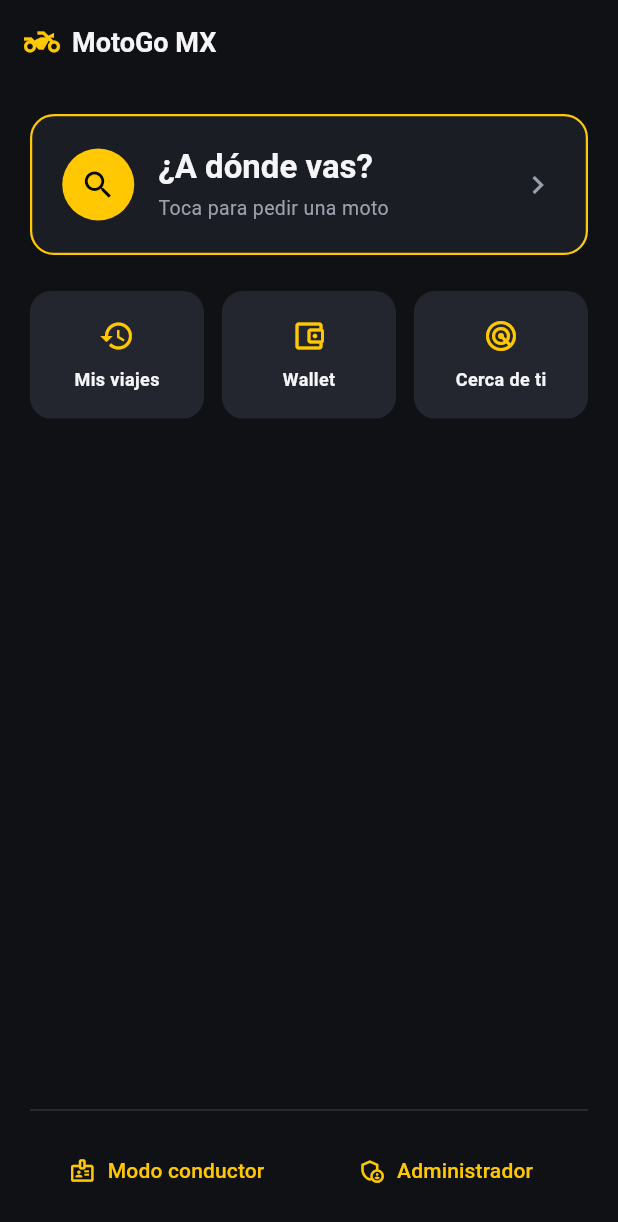
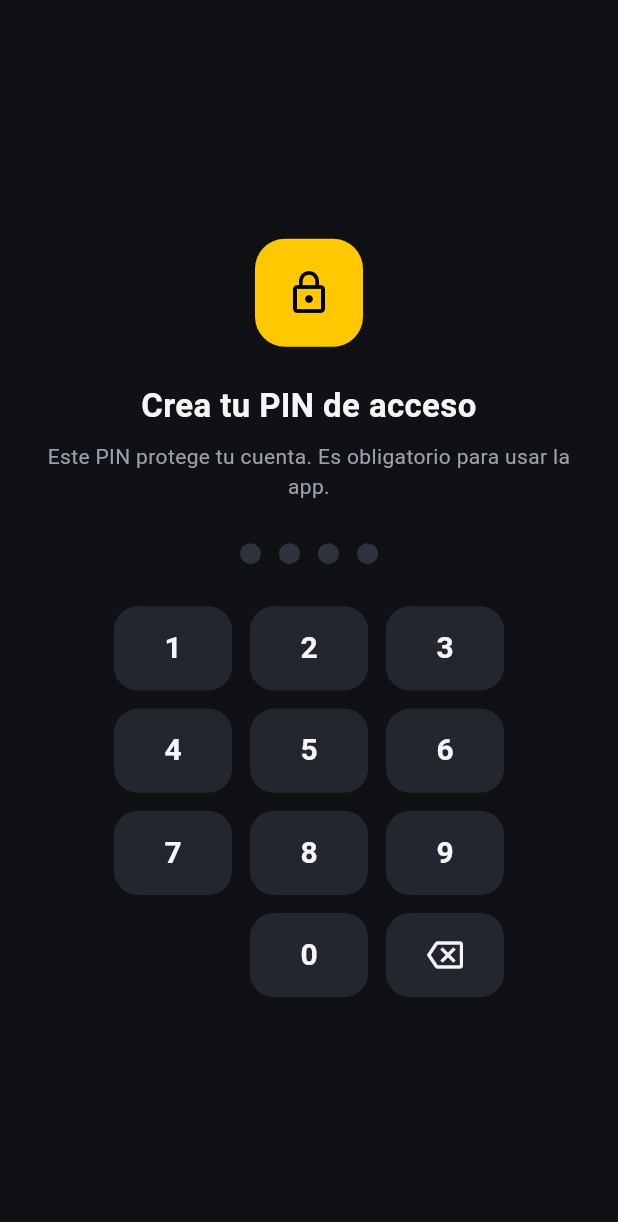
Before and after one commit to ja121680-lang/MOTO-MX, a Flutter app: the screen it shows after launch, on a phone screen of 412 x 824 dp. Shown: the top 1222 px of the screen. Run offline on Flutter 3.47's test engine with Material 3 defaults, Android fonts, the phone set to English and light mode, and no system bars; our stand-ins replace geolocator, local_auth, shared_preferences, supabase_flutter; accounts and stored records are empty.

Commit message:
Añade PIN obligatorio + huella/Face ID para acceder a MotoGo MX
La app no tenía ningún candado de acceso. Ahora, al abrirla por primera
vez, exige crear un PIN de 4 dígitos (hash guardado, nunca en texto
plano); en cada apertura siguiente pide ese PIN o la huella/Face ID
(local_auth) antes de mostrar Inicio. Se añade un botón para bloquear
la app manualmente desde Inicio.

Co-Authored-By: Claude Sonnet 5 <noreply@anthropic.com>
Claude-Session: https://claude.ai/code/session_013s8cSBgkYb4HoQ761EfesF

```diff
--- a/motogo_mx_starter/lib/main.dart
+++ b/motogo_mx_starter/lib/main.dart
@@ -2,7 +2,10 @@ import 'package:flutter/material.dart';
 import 'package:supabase_flutter/supabase_flutter.dart';
 import 'config/app_config.dart';
 import 'theme/app_theme.dart';
+import 'screens/app_gate_screen.dart';
 import 'screens/home_screen.dart';
+import 'screens/lock_screen.dart';
+import 'screens/pin_setup_screen.dart';
 import 'screens/request_ride_screen.dart';
 import 'screens/driver_screen.dart';
 import 'screens/admin_screen.dart';
@@ -43,7 +46,10 @@ class MotoGoApp extends StatelessWidget {
       theme: AppTheme.darkTheme,
       initialRoute: '/',
       routes: {
-        '/': (_) => const HomeScreen(),
+        '/': (_) => const AppGateScreen(),
+        '/pin-setup': (_) => const PinSetupScreen(nextRoute: '/home'),
+        '/lock': (_) => const LockScreen(nextRoute: '/home'),
+        '/home': (_) => const HomeScreen(),
         '/request': (_) => const RequestRideScreen(),
         '/driver': (_) => const DriverScreen(),
         '/admin': (_) => const AdminScreen(),
--- /dev/null
+++ b/motogo_mx_starter/lib/screens/pin_setup_screen.dart
@@ -0,0 +1,148 @@
+import 'package:flutter/material.dart';
+
+import '../services/lock_service.dart';
+import '../theme/app_theme.dart';
+import '../utils/security.dart';
+import '../widgets/pin_keypad.dart';
+
+/// Pantalla obligatoria para crear el PIN de acceso (y activar huella/Face ID
+/// si el dispositivo lo soporta) antes de poder usar la app.
+class PinSetupScreen extends StatefulWidget {
+  const PinSetupScreen({super.key, required this.nextRoute});
+
+  final String nextRoute;
+
+  @override
+  State<PinSetupScreen> createState() => _PinSetupScreenState();
+}
+
+class _PinSetupScreenState extends State<PinSetupScreen> {
+  final _lockService = LockService();
+  String _stage = 'create'; // 'create' | 'confirm'
+  String _pin = '';
+  String _confirmPin = '';
+  String _error = '';
+  bool _biometricAvailable = false;
+  bool _biometricEnabled = false;
+  bool _saving = false;
+
+  @override
+  void initState() {
+    super.initState();
+    _checkBiometric();
+  }
+
+  Future<void> _checkBiometric() async {
+    final available = await _lockService.isBiometricAvailable();
+    if (mounted) setState(() => _biometricAvailable = available);
+  }
+
+  void _handleKey(String key) {
+    if (_saving) return;
+    final isCreate = _stage == 'create';
+    final current = isCreate ? _pin : _confirmPin;
+
+    if (key == 'del') {
+      setState(() {
+        if (isCreate) {
+          _pin = current.isEmpty ? current : current.substring(0, current.length - 1);
+        } else {
+          _confirmPin = current.isEmpty ? current : current.substring(0, current.length - 1);
+        }
+        _error = '';
+      });
+      return;
+    }
+    if (current.length >= 4) return;
+
+    final next = current + key;
+    setState(() {
+      if (isCreate) {
+        _pin = next;
+      } else {
+        _confirmPin = next;
+      }
+      _error = '';
+    });
+
+    if (next.length == 4) {
+      Future.delayed(const Duration(milliseconds: 150), () {
+        if (!mounted) return;
+        if (isCreate) {
+          setState(() => _stage = 'confirm');
+        } else if (next == _pin) {
+          _finish(next);
+        } else {
+          setState(() {
+            _error = 'Los PIN no coinciden. Intenta de nuevo.';
+            _pin = '';
+            _confirmPin = '';
+            _stage = 'create';
+          });
+        }
+      });
+    }
+  }
+
+  Future<void> _finish(String pin) async {
+    setState(() => _saving = true);
+    await _lockService.savePinHash(hashPin(pin));
+    await _lockService.setBiometricEnabled(_biometricEnabled);
+    LockService.sessionUnlocked = true;
+    if (!mounted) return;
+    Navigator.of(context).pushReplacementNamed(widget.nextRoute);
+  }
+
+  @override
+  Widget build(BuildContext context) {
+    final current = _stage == 'create' ? _pin : _confirmPin;
+    return Scaffold(
+      body: SafeArea(
+        child: Padding(
+          padding: const EdgeInsets.all(24),
+          child: Column(
+            mainAxisAlignment: MainAxisAlignment.center,
+            children: [
+              Container(
+                width: 72,
+                height: 72,
+                decoration: BoxDecoration(
+                  color: AppTheme.primaryYellow,
+                  borderRadius: BorderRadius.circular(20),
+                ),
+                child: const Icon(Icons.lock_outline, color: Colors.black, size: 32),
+              ),
+              const SizedBox(height: 24),
+              Text(
+                _stage == 'create' ? 'Crea tu PIN de acceso' : 'Confirma tu PIN',
+                textAlign: TextAlign.center,
+                style: const TextStyle(fontSize: 22, fontWeight: FontWeight.bold, color: AppTheme.textLight),
+              ),
+              const SizedBox(height: 8),
+              const Text(
+                'Este PIN protege tu cuenta. Es obligatorio para usar la app.',
+                textAlign: TextAlign.center,
+                style: TextStyle(color: AppTheme.textMuted),
+              ),
+              const SizedBox(height: 28),
+              if (_error.isNotEmpty)
+                Padding(
+                  padding: const EdgeInsets.only(bottom: 12),
+                  child: Text(_error, style: const TextStyle(color: AppTheme.error, fontSize: 13)),
+                ),
+              PinKeypad(length: current.length, onKeyTap: _handleKey, enabled: !_saving),
+              if (_biometricAvailable) ...[
+                const SizedBox(height: 24),
+                OutlinedButton.icon(
+                  onPressed: _saving ? null : () => setState(() => _biometricEnabled = !_biometricEnabled),
+                  icon: const Icon(Icons.fingerprint),
+                  label: Text(_biometricEnabled ? 'Huella/Face ID activada' : 'Activar huella/Face ID como acceso rápido'),
+                ),
+              ],
+            ],
+          ),
+        ),
+      ),
+    );
+  }
+}
--- /dev/null
+++ b/motogo_mx_starter/lib/utils/security.dart
@@ -0,0 +1,8 @@
+/// Hash ligero del PIN para no guardarlo en texto plano en SharedPreferences.
+String hashPin(String pin) {
+  int h = 0;
+  for (final codeUnit in pin.codeUnits) {
+    h = (h * 31 + codeUnit) & 0xFFFFFFFF;
+  }
+  return h.toRadixString(36);
+}
--- /dev/null
+++ b/motogo_mx_starter/lib/widgets/pin_keypad.dart
@@ -0,0 +1,66 @@
+import 'package:flutter/material.dart';
+
+import '../theme/app_theme.dart';
+
+/// Teclado numérico + puntos de progreso compartido entre crear PIN y
+/// desbloquear con PIN.
+class PinKeypad extends StatelessWidget {
+  const PinKeypad({super.key, required this.length, required this.onKeyTap, this.enabled = true});
+
+  final int length;
+  final void Function(String key) onKeyTap;
+  final bool enabled;
+
+  static const _keys = ['1', '2', '3', '4', '5', '6', '7', '8', '9', '', '0', 'del'];
+
+  @override
+  Widget build(BuildContext context) {
+    return Column(
+      children: [
+        Row(
+          mainAxisAlignment: MainAxisAlignment.center,
+          children: List.generate(4, (i) {
+            final filled = i < length;
+            return Container(
+              margin: const EdgeInsets.symmetric(horizontal: 6),
+              width: 14,
+              height: 14,
+              decoration: BoxDecoration(
+                shape: BoxShape.circle,
+                color: filled ? AppTheme.primaryYellow : AppTheme.divider,
+              ),
+            );
+          }),
+        ),
+        const SizedBox(height: 28),
+        SizedBox(
+          width: 260,
+          child: GridView.count(
+            crossAxisCount: 3,
+            shrinkWrap: true,
+            physics: const NeverScrollableScrollPhysics(),
+            mainAxisSpacing: 12,
+            crossAxisSpacing: 12,
+            childAspectRatio: 1.4,
+            children: _keys.map((k) {
+              if (k.isEmpty) return const SizedBox.shrink();
+              return Material(
+                color: AppTheme.surfaceMuted,
+                borderRadius: BorderRadius.circular(16),
+                child: InkWell(
+                  borderRadius: BorderRadius.circular(16),
+                  onTap: enabled ? () => onKeyTap(k) : null,
+                  child: Center(
+                    child: k == 'del'
+                        ? const Icon(Icons.backspace_outlined, color: AppTheme.textLight)
+                        : Text(k, style: const TextStyle(fontSize: 20, fontWeight: FontWeight.w600, color: AppTheme.textLight)),
+                  ),
+                ),
+              );
+            }).toList(),
+          ),
+        ),
+      ],
+    );
+  }
+}
--- a/motogo_mx_starter/pubspec.yaml
+++ b/motogo_mx_starter/pubspec.yaml
@@ -21,6 +21,9 @@ dependencies:
   # backend is connected
   shared_preferences: ^2.2.0
 
+  # Huella digital / Face ID para el bloqueo de acceso obligatorio
+  local_auth: ^2.3.0
+
 dev_dependencies:
   flutter_test:
     sdk: flutter
```
Also changed, not shown: motogo_mx_starter/lib/screens/app_gate_screen.dart (added, +44 -0 lines), motogo_mx_starter/lib/screens/home_screen.dart (+11 -0 lines), motogo_mx_starter/lib/screens/lock_screen.dart (added, +132 -0 lines), motogo_mx_starter/lib/services/lock_service.dart (added, +66 -0 lines), motogo_mx_starter/pubspec.lock, 1 other file.
